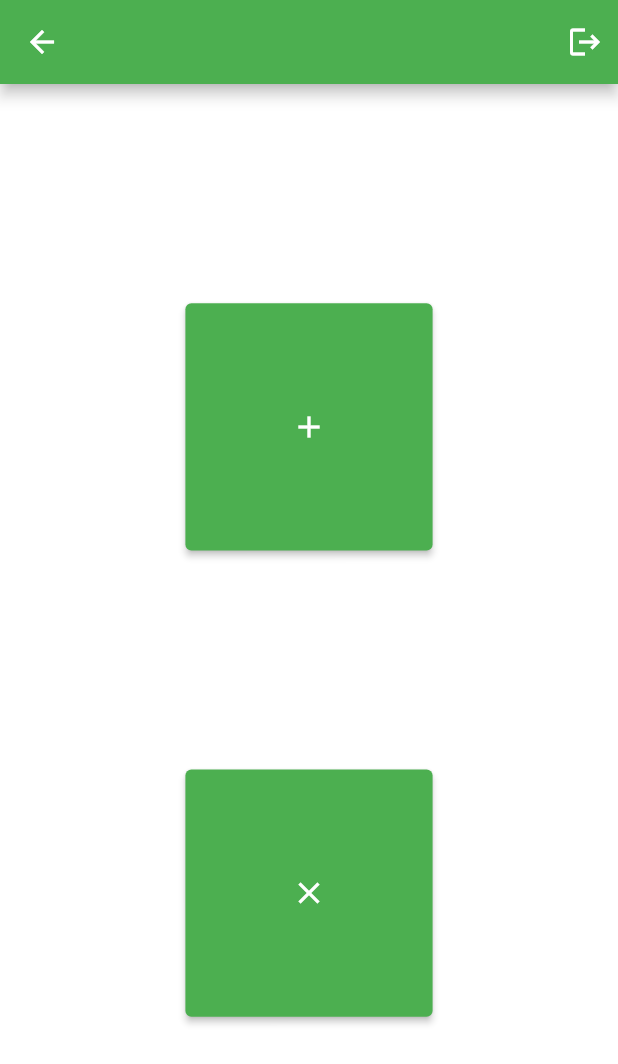
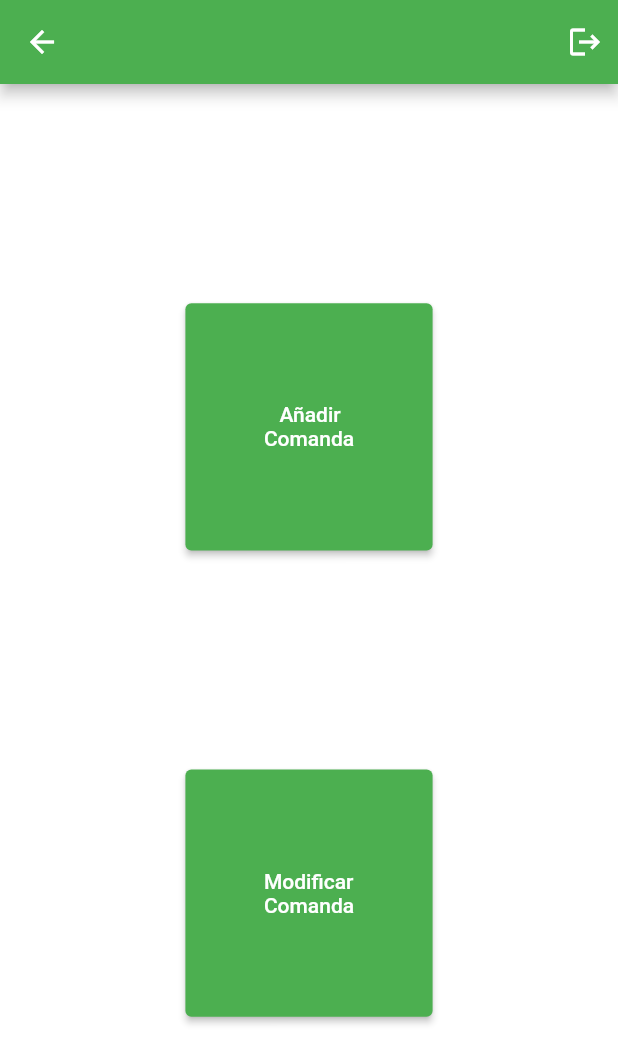
Before and after one commit to FranciscoJanerMudoy/hostalapp, a Flutter app: the WaiterScreen screen opened by its route, on a phone screen of 412 x 824 dp. Shown: the top 1064 px of the screen. Run offline on Flutter 3.47's test engine with Material 2 defaults, Android fonts, the light colour scheme and no system bars; our stand-ins replace cloud_firestore, email_validator, firebase_auth, firebase_core; accounts and stored records are empty.

Commit message:
Cambios generales

```diff
--- a/lib/routes/routes.dart
+++ b/lib/routes/routes.dart
@@ -1,6 +1,4 @@
 import 'package:flutter/material.dart';
-import 'package:hostalapp/screen/confirm_order.dart';
-import 'package:hostalapp/screen/edit_order_screen.dart';
 import 'package:hostalapp/screen/screens.dart';
 
 var customRutes = <String, WidgetBuilder>{
@@ -10,5 +8,6 @@ var customRutes = <String, WidgetBuilder>{
   'Take': (BuildContext context) => const TakeOrderScreen(),
   'Product': (BuildContext context) => const ProductScreen(),
   'ConfirmOrder': (BuildContext context) => const ConfirmOrder(),
-  "EditOrder": (BuildContext context) => const EditOrderScreen()
+  "EditOrder": (BuildContext context) => const EditOrderScreen(),
+  "InfoOrder": (BuildContext context) => const InfoOrderScreen()
 };
--- a/lib/screen/screens.dart
+++ b/lib/screen/screens.dart
@@ -1,3 +1,6 @@
+export 'package:hostalapp/screen/info_order_screen.dart';
+export 'package:hostalapp/screen/edit_order_screen.dart';
+export 'package:hostalapp/screen/confirm_order_screen.dart';
 export 'package:hostalapp/screen/product_screen.dart';
 export 'package:hostalapp/screen/take_order_screen.dart';
 export 'package:hostalapp/screen/waiter_screen.dart';
--- a/lib/screen/waiter_screen.dart
+++ b/lib/screen/waiter_screen.dart
@@ -48,7 +48,7 @@ class WaiterScreen extends StatelessWidget {
                     height: size.height * 0.20,
                     child: const WaiterButton(
                       route: 'Take',
-                      icon: Icon(Icons.add),
+                      text: "   Añadir\nComanda",
                     ),
                   ),
                   SizedBox(
@@ -56,7 +56,7 @@ class WaiterScreen extends StatelessWidget {
                     height: size.height * 0.20,
                     child: const WaiterButton(
                       route: 'EditOrder',
-                      icon: Icon(Icons.clear),
+                      text: 'Modificar\nComanda',
                     ),
                   ),
                 ],
--- a/lib/widgets/waiter_button.dart
+++ b/lib/widgets/waiter_button.dart
@@ -2,8 +2,8 @@ import 'package:flutter/material.dart';
 
 class WaiterButton extends StatelessWidget {
   final String? route;
-  final Icon icon;
-  const WaiterButton({super.key, required this.route, required this.icon});
+  final String? text;
+  const WaiterButton({super.key, required this.route, required this.text});
 
   @override
   Widget build(BuildContext context) {
@@ -11,7 +11,7 @@ class WaiterButton extends StatelessWidget {
       onPressed: () {
         Navigator.pushNamed(context, '$route');
       },
-      child: icon,
+      child: Text('$text'),
     );
   }
 }
```
Also changed, not shown: lib/providers/order_provider.dart (+7 -0 lines), lib/screen/edit_order_screen.dart (+25 -4 lines), lib/screen/info_order_screen.dart (added, +16 -0 lines), lib/service/firebase_service.dart (+9 -0 lines), lib/screen/confirm_order_screen.dart (renamed from lib/screen/confirm_order.dart).
